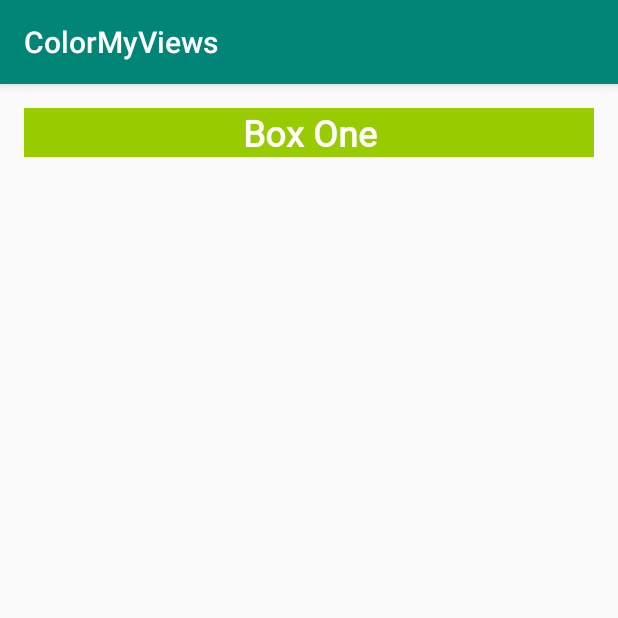
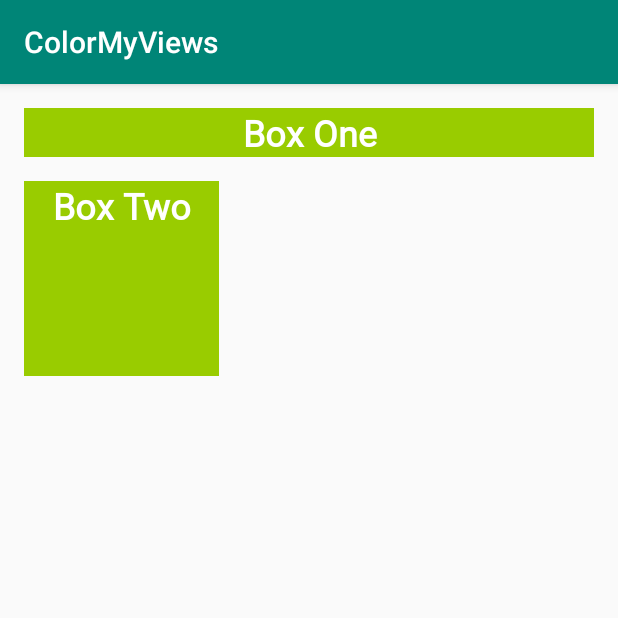
Before and after one commit to lookpearsw/Kotlin_ColorMyViews, an Android app: the screen it shows after launch (MainActivity), on a phone screen of 412 x 824 dp, the top half of it. Run offline under Robolectric (Android 15) with nearby library versions, the phone set to English and light mode, and no system bars.

Commit message:
Add a second TextView and add constraints

```diff
--- a/app/src/main/res/layout/activity_main.xml
+++ b/app/src/main/res/layout/activity_main.xml
@@ -20,5 +20,13 @@
             android:id="@+id/box_one_text"
             app:layout_constraintHorizontal_bias="0.0"
             style="@style/whiteBox"/>
+    <TextView
+            android:text="@string/box_two"
+            android:layout_width="130dp"
+            android:layout_height="130dp"
+            android:id="@+id/box_two_text" android:layout_marginTop="16dp"
+            app:layout_constraintTop_toBottomOf="@+id/box_one_text" app:layout_constraintStart_toStartOf="parent"
+            android:layout_marginStart="16dp"
+            style="@style/whiteBox"/>
 
 </androidx.constraintlayout.widget.ConstraintLayout>
--- a/app/src/main/res/values/strings.xml
+++ b/app/src/main/res/values/strings.xml
@@ -1,4 +1,5 @@
 <resources>
     <string name="app_name">ColorMyViews</string>
     <string name="box_one">Box One</string>
+    <string name="box_two">Box Two</string>
 </resources>
```
